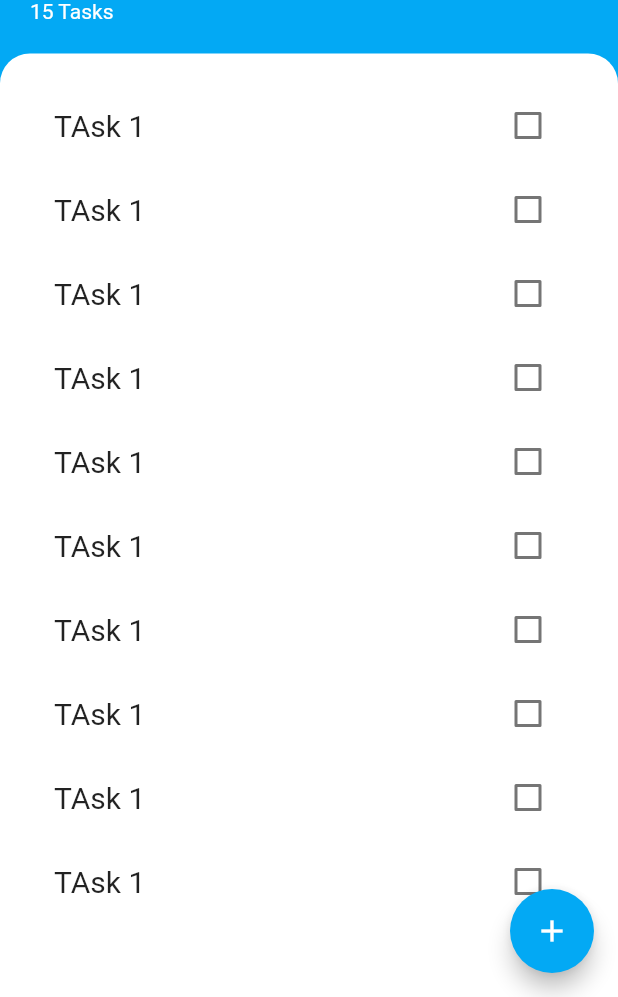
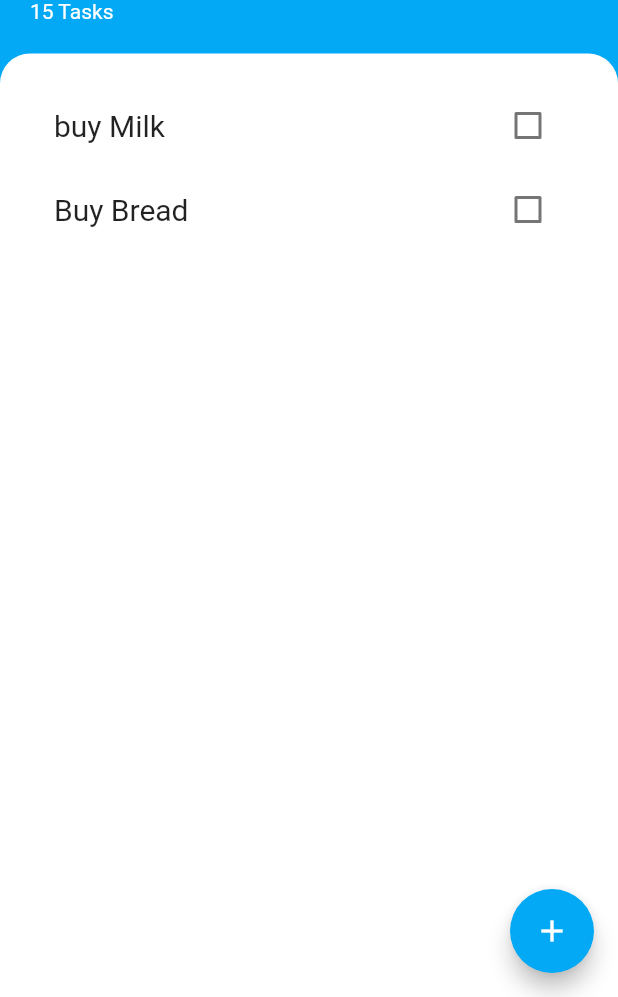
Before and after one commit to ursmaheshj/Todoo-Flutter-App, a Flutter app: the screen it shows after launch, on a phone screen of 412 x 824 dp, the part 239-1236 px from its top. Run offline on Flutter 3.47's test engine with Material 2 defaults, Android fonts, the phone set to English and light mode, and no system bars.

Commit message:
Added ListView builder along with responsive checkbox

```diff
--- /dev/null
+++ b/lib/models/task_model.dart
@@ -0,0 +1,8 @@
+class Task{
+   String name;
+   bool isDone;
+  Task({required this.name,this.isDone=false});
+  void toggleDone(){
+    isDone = ! isDone;
+  }
+}
--- a/lib/screens/add_task_screen.dart
+++ b/lib/screens/add_task_screen.dart
@@ -25,9 +25,6 @@ class AddTaskScreen extends StatelessWidget {
           ),
           TextButton(
             style: ButtonStyle(
-              // padding: MaterialStateProperty.all<EdgeInsets>(
-              //   const EdgeInsets.symmetric(20),
-              // ),
               backgroundColor:
                   MaterialStateProperty.all<Color>(Colors.lightBlue),
             ),
--- a/lib/widgets/task_tile.dart
+++ b/lib/widgets/task_tile.dart
@@ -1,38 +1,36 @@
 import 'package:flutter/material.dart';
 
-class TaskTile extends StatefulWidget {
+class TaskTile extends StatelessWidget {
   const TaskTile({
     Key? key,
+    required this.tileTitle,
+    required this.isChecked,
+    required this.toggleCheckBoxState,
   }) : super(key: key);
 
-  @override
-  State<TaskTile> createState() => _TaskTileState();
-}
-
-class _TaskTileState extends State<TaskTile> {
-  bool isChecked = false;
+  final String tileTitle;
+  final bool isChecked;
+  final Function(bool?)? toggleCheckBoxState;
 
   @override
   Widget build(BuildContext context) {
     return ListTile(
       title: Text(
-        'TAsk 1',
+        tileTitle,
         style: TextStyle(
           decoration: isChecked ? TextDecoration.lineThrough : null,
           fontSize: 20.0,
         ),
       ),
-      trailing: TaskCheckBox(
-        checkBoxState: isChecked,
-        toggleCheckBoxState: (bool? checkBoxState) {
-          setState(() {
-            isChecked = checkBoxState!;
-          });
-        },
+      trailing: Checkbox(
+        value: isChecked,
+        onChanged:toggleCheckBoxState,
+        activeColor: Colors.lightBlueAccent,
       ),
     );
   }
 }
+
 
 class TaskCheckBox extends StatelessWidget {
   final bool checkBoxState;
@@ -52,3 +50,10 @@ class TaskCheckBox extends StatelessWidget {
     );
   }
 }
+
+
+// TaskCheckBox(
+//         checkBoxState: isChecked,
+//         toggleCheckBoxState:
+//         },
+//       ),
--- a/lib/widgets/tasks_view.dart
+++ b/lib/widgets/tasks_view.dart
@@ -1,26 +1,36 @@
 import 'package:flutter/material.dart';
+import 'package:todoo/models/task_model.dart';
 import 'package:todoo/widgets/task_tile.dart';
 
-class TasksView extends StatelessWidget {
+class TasksView extends StatefulWidget {
   const TasksView({
     Key? key,
   }) : super(key: key);
 
   @override
+  State<TasksView> createState() => _TasksViewState();
+}
+
+class _TasksViewState extends State<TasksView> {
+  List<Task> tasks = [Task(name: 'buy Milk'), Task(name: 'Buy Bread')];
+
+  @override
   Widget build(BuildContext context) {
-    return ListView(
-      children: const [
-        TaskTile(),
-        TaskTile(),
-        TaskTile(),
-        TaskTile(),
-        TaskTile(),
-        TaskTile(),
-        TaskTile(),
-        TaskTile(),
-        TaskTile(),
-        TaskTile(),
-      ],
+    return ListView.builder(
+      itemBuilder: (context, index) {
+        return TaskTile(
+          tileTitle: tasks[index].name,
+          isChecked: tasks[index].isDone,
+          toggleCheckBoxState: (bool? checkBoxState) {
+            setState(
+              () {
+                tasks[index].toggleDone();
+              },
+            );
+          },
+        );
+      },
+      itemCount: tasks.length,
     );
   }
 }
```
